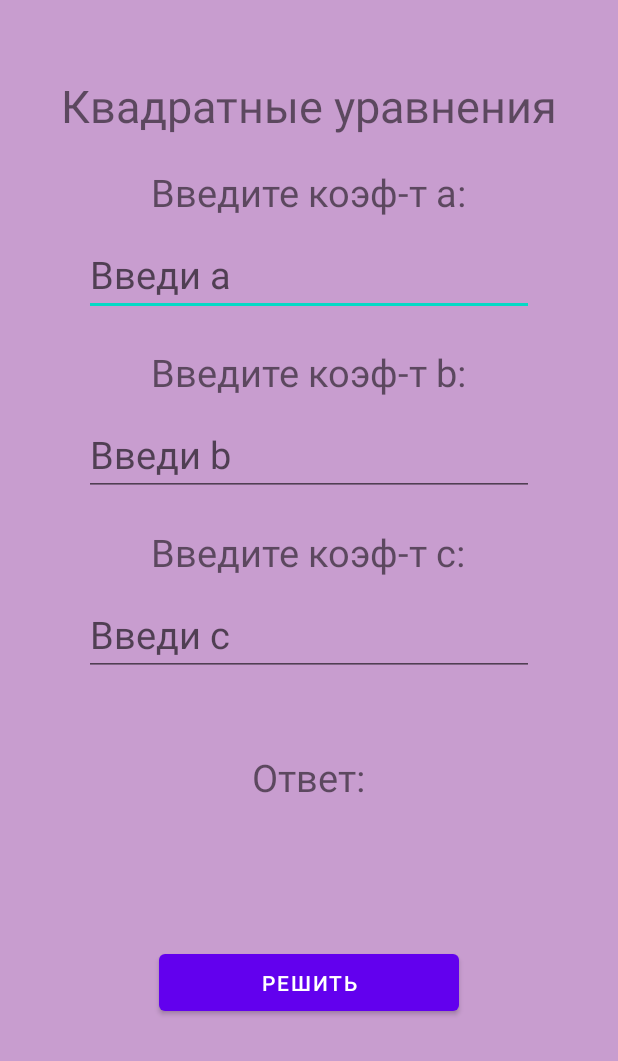
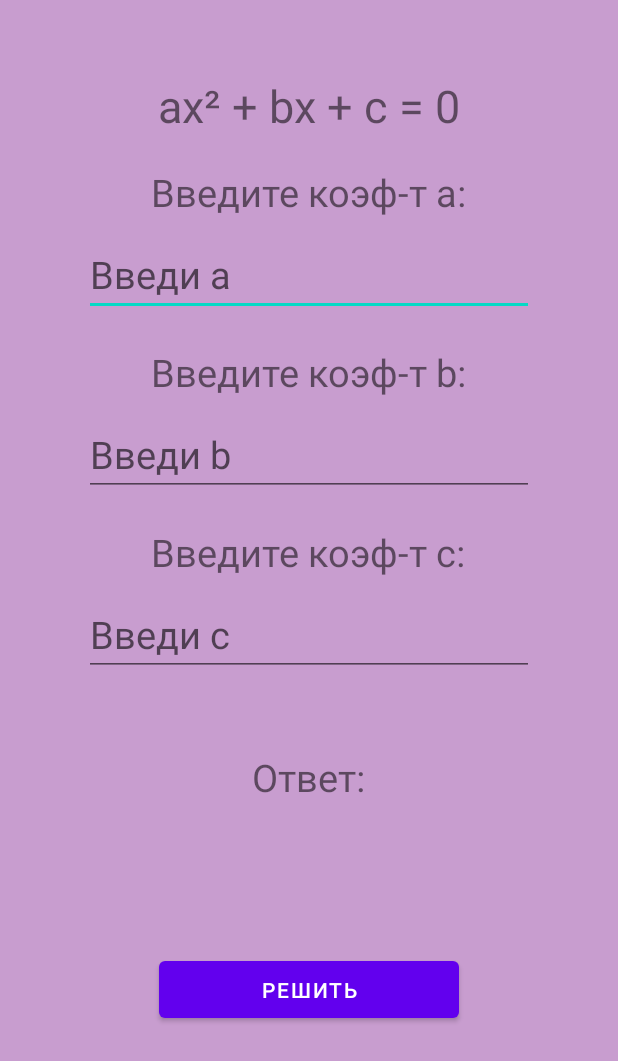
Before and after one commit to WhoReadThisWillDie/android_studio_homeworks, an Android app: the screen it shows after launch (MainActivity), on a phone screen of 412 x 824 dp. Shown: the top 1061 px of the screen. Run offline under Robolectric (Android 15) with nearby library versions, the phone set to English and light mode, and no system bars.

Commit message:
приемлемо

```diff
--- a/app/src/main/res/layout/activity_main.xml
+++ b/app/src/main/res/layout/activity_main.xml
@@ -12,7 +12,7 @@
         android:layout_height="wrap_content"
         android:layout_marginTop="50dp"
         android:textSize="30sp"
-        android:text="Квадратные уравнения" />
+        android:text="ax² + bx + c = 0" />
 
     <TextView
         android:layout_width="wrap_content"
@@ -70,7 +70,14 @@
         android:text="Ответ:" />
 
     <TextView
-        android:id="@+id/text_view_x"
+        android:id="@+id/text_view_x1"
+        android:layout_width="wrap_content"
+        android:layout_height="wrap_content"
+        android:layout_marginTop="10dp"
+        android:textSize="25sp" />
+
+    <TextView
+        android:id="@+id/text_view_x2"
         android:layout_width="wrap_content"
         android:layout_height="wrap_content"
         android:layout_marginTop="10dp"
@@ -79,7 +86,7 @@
     <Button
         android:layout_width="200dp"
         android:layout_height="50dp"
-        android:layout_marginTop="50dp"
+        android:layout_marginTop="10dp"
         android:text="Решить"
         android:onClick="click" />
 
```
Also changed, not shown: app/src/main/java/com/example/homework_9/MainActivity.java (+42 -18 lines).
